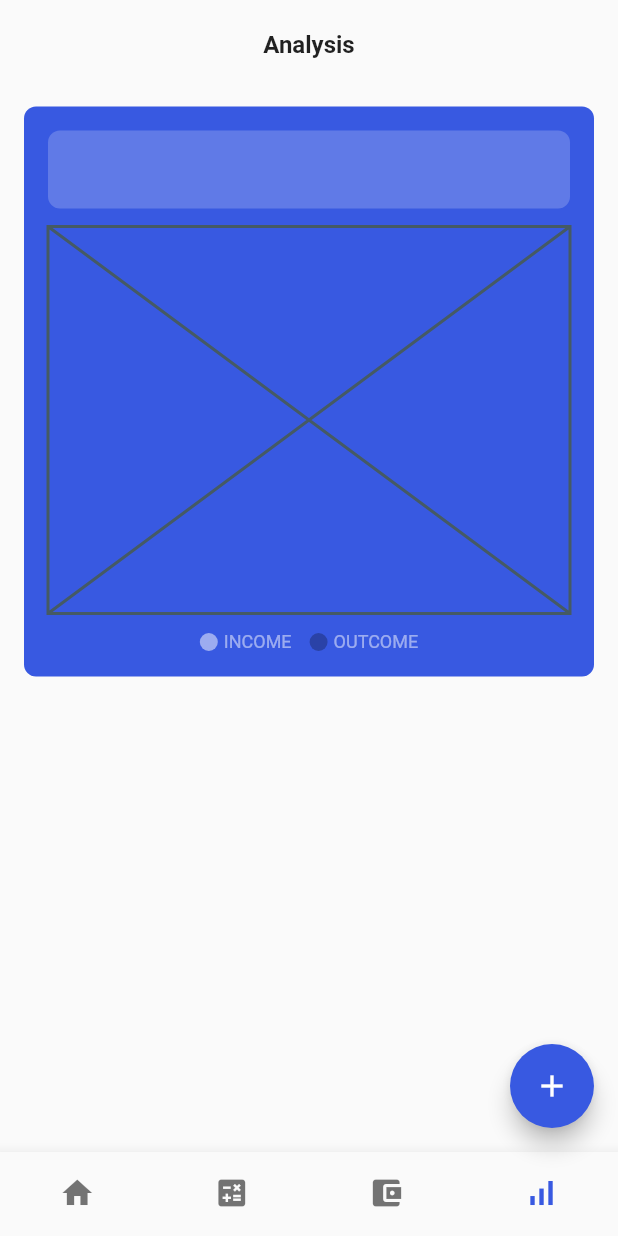
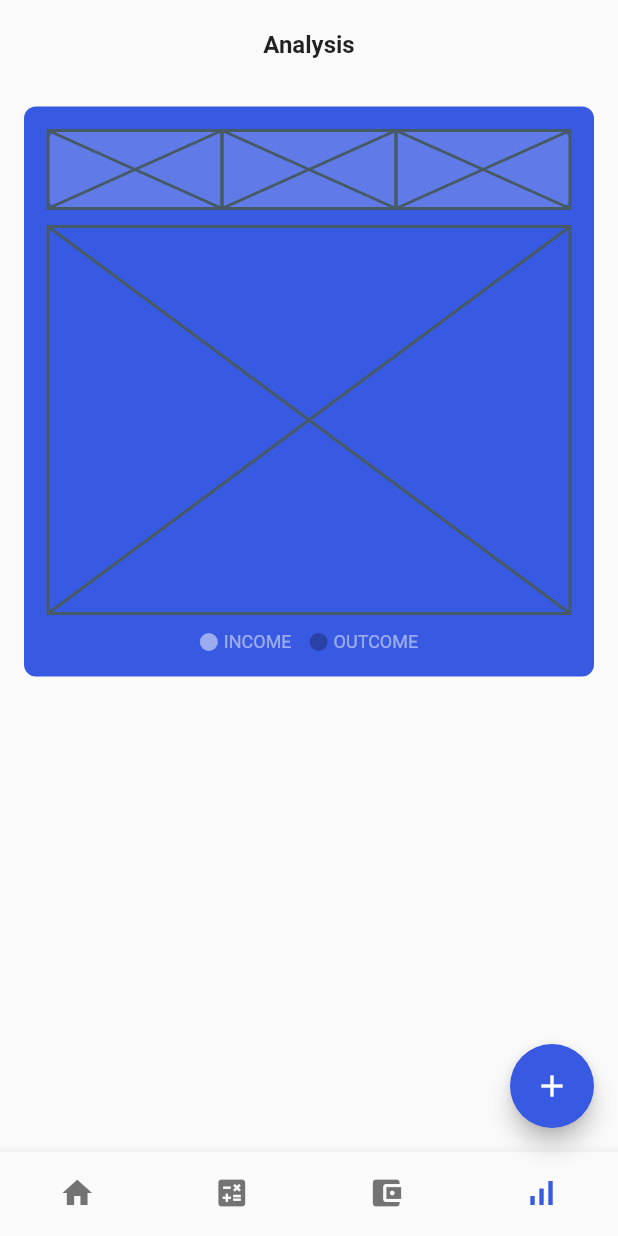
Before and after one commit to JAICHANGPARK/flutter_notebook_17th_story, a Flutter app: the screen it shows after launch, item 4 of the bottom bar chosen, on a phone screen of 412 x 824 dp. Run offline on Flutter 3.47's test engine with Material 2 defaults, Android fonts, the phone set to English and light mode, and no system bars; our stand-ins replace cached_network_image, flutter_riverpod, ionicons, percent_indicator; network calls fail.

Commit message:
Update finance_chart_component.dart

```diff
--- a/lib/ep1004_finance_app/src/ui/finance_chart_component.dart
+++ b/lib/ep1004_finance_app/src/ui/finance_chart_component.dart
@@ -1,5 +1,14 @@
 import 'package:flutter/material.dart';
 import 'package:flutter_notebook_17th/ep1004_finance_app/src/ui/finance_home_page.dart';
+import 'package:flutter_riverpod/flutter_riverpod.dart';
+
+enum ChartDay {
+  monthly,
+  weekly,
+  custom,
+}
+
+final chartTabProvider = StateProvider((ref) => ChartDay.monthly);
 
 class FinanceChartComponent extends StatefulWidget {
   const FinanceChartComponent({Key? key}) : super(key: key);
@@ -44,10 +53,21 @@ class _FinanceChartComponentState extends State<FinanceChartComponent> {
                     decoration: BoxDecoration(
                       borderRadius: BorderRadius.circular(8),
                       color: Colors.white.withOpacity(0.2),
-
                     ),
+                    child: Consumer(
+                        builder: (context, ref, _){
+                          return Row(
+                            children: [
+                              Expanded(child: Placeholder()),
+                              Expanded(child: Placeholder()),
+                              Expanded(child: Placeholder()),
+                            ],
+                          );
+                        },
+                        ),
                   ),
-                  const Expanded(child: Padding(
+                  const Expanded(
+                      child: Padding(
                     padding: EdgeInsets.symmetric(vertical: 12),
                     child: Placeholder(),
                   )),
@@ -63,8 +83,7 @@ class _FinanceChartComponentState extends State<FinanceChartComponent> {
                       ),
                       Text(
                         "INCOME",
-                        style: TextStyle(color: Colors.white.withOpacity(0.5),
-                        fontSize: 12),
+                        style: TextStyle(color: Colors.white.withOpacity(0.5), fontSize: 12),
                       ),
                       const SizedBox(
                         width: 12,
@@ -78,8 +97,7 @@ class _FinanceChartComponentState extends State<FinanceChartComponent> {
                       ),
                       Text(
                         "OUTCOME",
-                        style: TextStyle(color: Colors.white.withOpacity(0.5),
-                        fontSize: 12),
+                        style: TextStyle(color: Colors.white.withOpacity(0.5), fontSize: 12),
                       ),
                     ],
                   )
```
